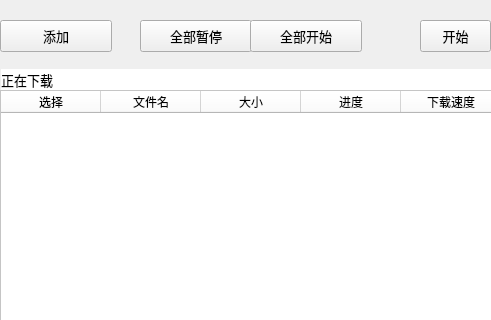
cloudfirst/bigFileTool, file page_downloading.ui: the form before one commit; both pictures show x 0 to 491 and y 0 to 320 of the 732 by 521 pixel window.
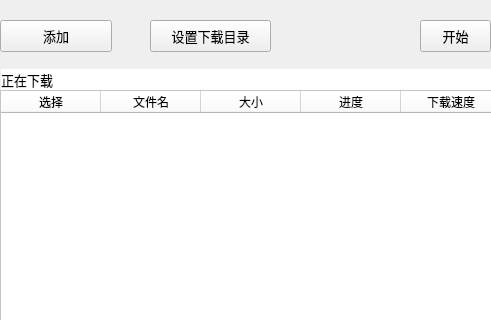
The form after the commit.

Commit message: add button to config download dir.

Patch:
```diff
--- a/page_downloading.ui
+++ b/page_downloading.ui
@@ -134,44 +134,6 @@
     </property>
    </column>
   </widget>
-  <widget class="QPushButton" name="bt_pause_all">
-   <property name="geometry">
-    <rect>
-     <x>140</x>
-     <y>20</y>
-     <width>112</width>
-     <height>32</height>
-    </rect>
-   </property>
-   <property name="font">
-    <font>
-     <family>Microsoft YaHei</family>
-     <pointsize>10</pointsize>
-    </font>
-   </property>
-   <property name="text">
-    <string>全部暂停</string>
-   </property>
-  </widget>
-  <widget class="QPushButton" name="bt_start_all">
-   <property name="geometry">
-    <rect>
-     <x>250</x>
-     <y>20</y>
-     <width>112</width>
-     <height>32</height>
-    </rect>
-   </property>
-   <property name="font">
-    <font>
-     <family>Microsoft YaHei</family>
-     <pointsize>10</pointsize>
-    </font>
-   </property>
-   <property name="text">
-    <string>全部开始</string>
-   </property>
-  </widget>
   <widget class="QPushButton" name="bt_delete">
    <property name="geometry">
     <rect>
@@ -270,6 +232,25 @@
     <string>暂停</string>
    </property>
   </widget>
+  <widget class="QPushButton" name="bt_set_downloads">
+   <property name="geometry">
+    <rect>
+     <x>150</x>
+     <y>20</y>
+     <width>121</width>
+     <height>32</height>
+    </rect>
+   </property>
+   <property name="font">
+    <font>
+     <family>Microsoft Sans Serif</family>
+     <pointsize>10</pointsize>
+    </font>
+   </property>
+   <property name="text">
+    <string>设置下载目录</string>
+   </property>
+  </widget>
  </widget>
  <resources/>
  <connections/>
```
The commit also changes 8 other files.
